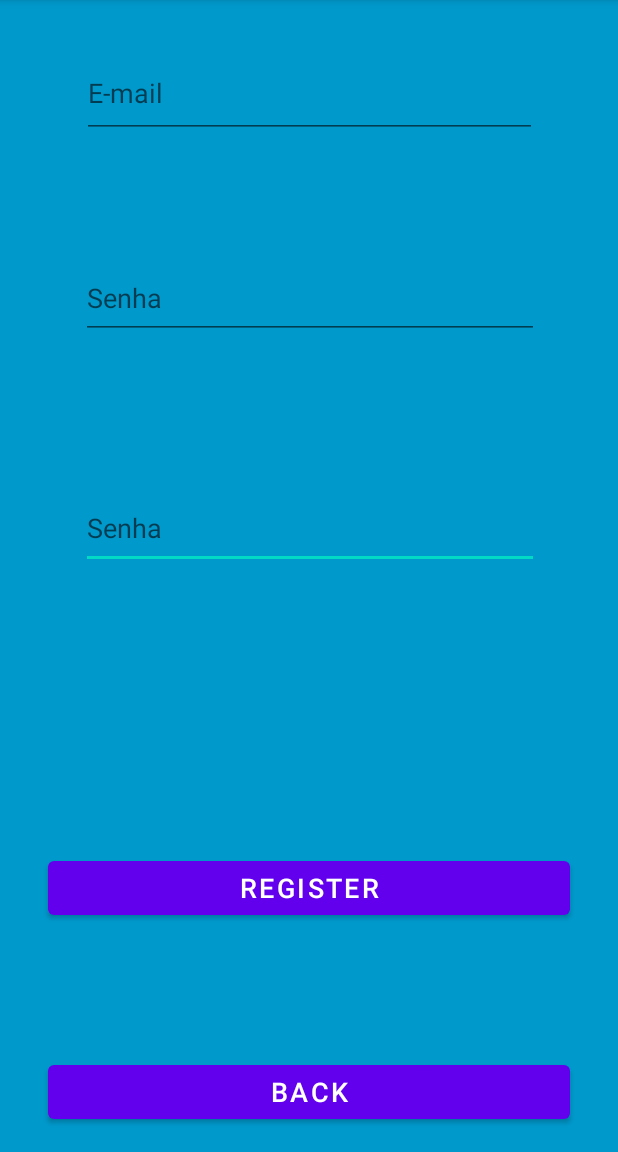
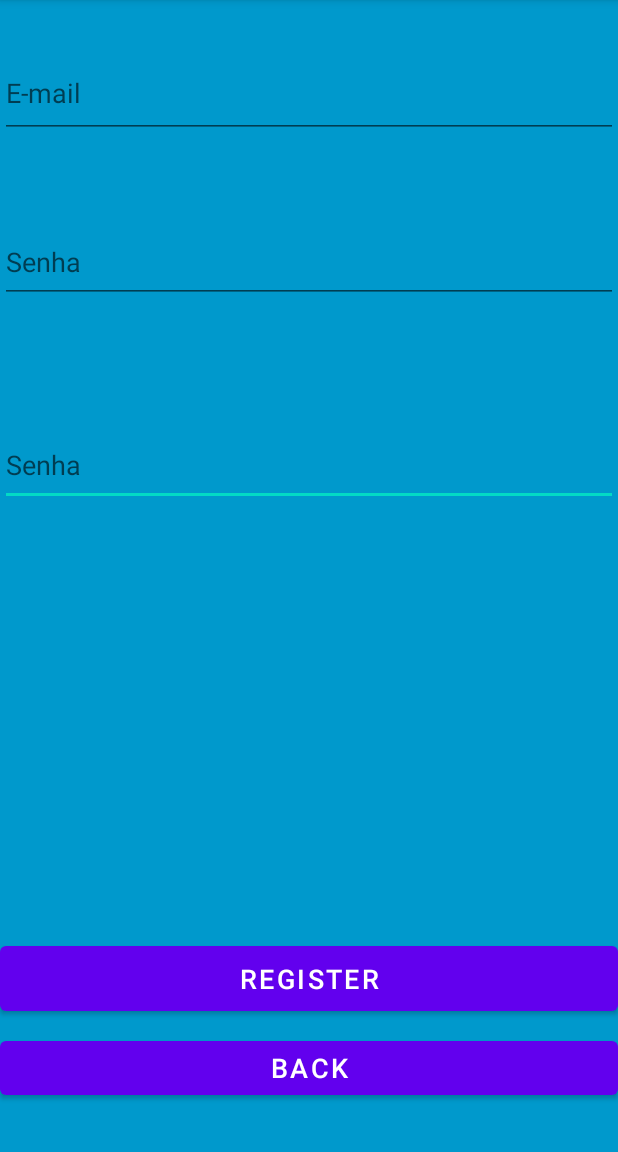
Before and after one commit to lyrio94/projetoFinal, an Android app: the RegisterActivity screen opened directly, with no data from a screen before it, on a phone screen of 412 x 824 dp, the part 84-1236 px from its top. Run offline under Robolectric (Android 15) with nearby library versions, the phone set to English and light mode, and no system bars; our stand-ins replace Firebase (no records; nobody signed in at launch, a user with empty details on screens opened directly); network calls fail.

Commit message:
commit referente aos ajustes nos layouts

```diff
--- a/app/src/main/res/layout/activity_home.xml
+++ b/app/src/main/res/layout/activity_home.xml
@@ -1,10 +1,10 @@
 <?xml version="1.0" encoding="utf-8"?>
-<androidx.constraintlayout.widget.ConstraintLayout
-    xmlns:android="http://schemas.android.com/apk/res/android"
+<androidx.constraintlayout.widget.ConstraintLayout xmlns:android="http://schemas.android.com/apk/res/android"
     xmlns:app="http://schemas.android.com/apk/res-auto"
     xmlns:tools="http://schemas.android.com/tools"
     android:layout_width="match_parent"
     android:layout_height="match_parent"
+    android:background="@android:color/darker_gray"
     tools:context=".view.activity.HomeActivity">
 
     <fragment
--- a/app/src/main/res/layout/activity_register.xml
+++ b/app/src/main/res/layout/activity_register.xml
@@ -9,41 +9,37 @@
 
     <EditText
         android:id="@+id/etPasswordConfirmRegistry"
-        android:layout_width="305dp"
+        android:layout_width="0dp"
         android:layout_height="54dp"
-        android:layout_marginTop="32dp"
+        android:layout_marginTop="24dp"
         android:ems="10"
         android:hint="@string/tvPassword"
         android:importantForAutofill="no"
         android:inputType="numberPassword"
         app:layout_constraintBottom_toTopOf="@+id/btRegister"
         app:layout_constraintEnd_toEndOf="parent"
-        app:layout_constraintHorizontal_bias="0.509"
+        app:layout_constraintHorizontal_bias="1.0"
         app:layout_constraintStart_toStartOf="parent"
         app:layout_constraintTop_toBottomOf="@+id/etPasswordRegistry"
-        app:layout_constraintVertical_bias="0.262" />
+        app:layout_constraintVertical_bias="0.167" />
 
     <Button
         android:id="@+id/btRegister"
         android:layout_width="0dp"
-        android:layout_height="wrap_content"
-        android:layout_marginStart="32dp"
-        android:layout_marginEnd="32dp"
-        android:layout_marginBottom="88dp"
+        android:layout_height="55dp"
+        android:layout_marginBottom="8dp"
         android:text="@string/register"
         android:textSize="18sp"
         app:layout_constraintBottom_toTopOf="@+id/btBackRegister"
         app:layout_constraintEnd_toEndOf="parent"
-        app:layout_constraintHorizontal_bias="1.0"
+        app:layout_constraintHorizontal_bias="0.0"
         app:layout_constraintStart_toStartOf="parent" />
 
     <Button
         android:id="@+id/btBackRegister"
         android:layout_width="0dp"
         android:layout_height="wrap_content"
-        android:layout_marginStart="32dp"
-        android:layout_marginEnd="32dp"
-        android:layout_marginBottom="16dp"
+        android:layout_marginBottom="32dp"
         android:text="@string/back"
         android:textSize="18sp"
         app:layout_constraintBottom_toBottomOf="parent"
@@ -53,7 +49,7 @@
 
     <EditText
         android:id="@+id/etEmailRegistry"
-        android:layout_width="303dp"
+        android:layout_width="0dp"
         android:layout_height="60dp"
         android:layout_marginTop="32dp"
         android:ems="10"
@@ -66,9 +62,9 @@
 
     <EditText
         android:id="@+id/etPasswordRegistry"
-        android:layout_width="305dp"
+        android:layout_width="0dp"
         android:layout_height="54dp"
-        android:layout_marginTop="80dp"
+        android:layout_marginTop="56dp"
         android:ems="10"
         android:hint="@string/tvPassword"
         android:importantForAutofill="no"
--- a/app/src/main/res/layout/carta_de_magic.xml
+++ b/app/src/main/res/layout/carta_de_magic.xml
@@ -79,8 +79,8 @@
 
     <View
         android:id="@+id/view"
-        android:layout_width="408dp"
-        android:layout_height="182dp"
+        android:layout_width="413dp"
+        android:layout_height="203dp"
         app:layout_constraintBottom_toBottomOf="parent"
         app:layout_constraintEnd_toEndOf="parent"
         app:layout_constraintHorizontal_bias="1.0"
```
Also changed, not shown: app/src/main/res/layout/activity_forgot_password.xml (+6 -7 lines), app/src/main/res/layout/activity_login.xml (+14 -13 lines).
